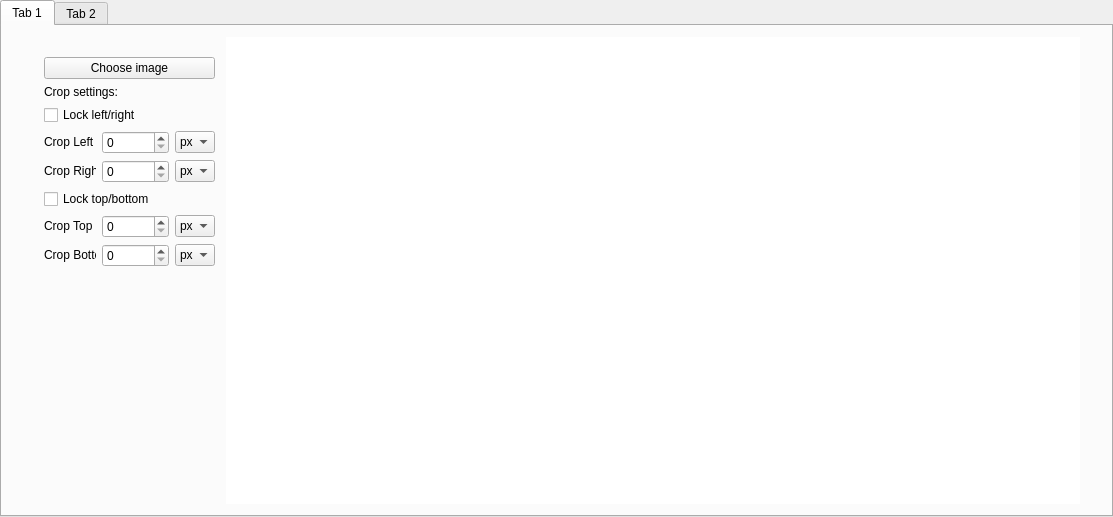
Above: mainwindow.ui from GiteZz/Rasterer before the change. Below: the same form after it.
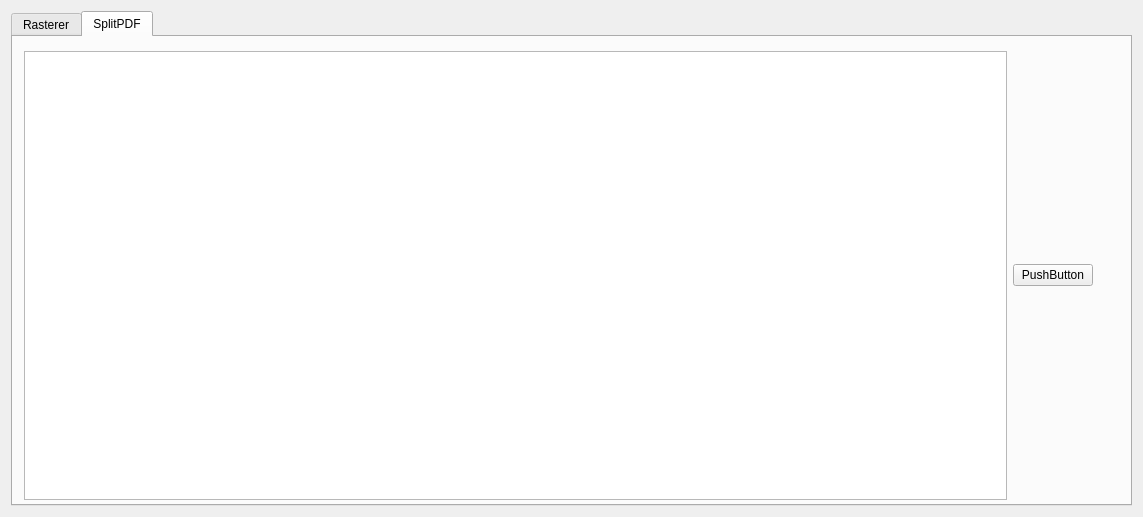
That is the form after the change.

Commit message: split up mainwindow

```diff
--- a/mainwindow.ui
+++ b/mainwindow.ui
@@ -14,23 +14,18 @@
    <string>Rasterer</string>
   </property>
   <widget class="QWidget" name="centralWidget">
+   <layout class="QGridLayout" name="gridLayout_4">
+    <item row="0" column="0">
+     <widget class="QTabWidget" name="MainTab">
+      <property name="currentIndex">
+       <number>1</number>
+      </property>
+      <widget class="QWidget" name="RastererTab">
+       <attribute name="title">
+        <string>Rasterer</string>
+       </attribute>
    <layout class="QGridLayout" name="gridLayout">
-    <property name="leftMargin">
-     <number>0</number>
-    </property>
-    <property name="topMargin">
-     <number>0</number>
-    </property>
-    <property name="rightMargin">
-     <number>0</number>
-    </property>
-    <property name="bottomMargin">
-     <number>0</number>
-    </property>
-    <property name="spacing">
-     <number>0</number>
-    </property>
-    <item row="1" column="0">
+        <item row="0" column="0">
      <widget class="QTabWidget" name="tabWidget">
       <property name="minimumSize">
        <size>
@@ -43,7 +38,7 @@
       </property>
       <widget class="QWidget" name="tab">
        <attribute name="title">
-        <string>Tab 1</string>
+            <string>Image settings</string>
        </attribute>
        <layout class="QGridLayout" name="gridLayout_2">
         <item row="0" column="0">
@@ -361,7 +356,7 @@
       </widget>
       <widget class="QWidget" name="tab_2">
        <attribute name="title">
-        <string>Tab 2</string>
+            <string>PDF settings</string>
        </attribute>
        <layout class="QGridLayout" name="gridLayout_3">
         <item row="0" column="0">
@@ -556,6 +551,47 @@
          </layout>
         </item>
        </layout>
+          </widget>
+         </widget>
+        </item>
+       </layout>
+      </widget>
+      <widget class="QWidget" name="tab_4">
+       <attribute name="title">
+        <string>SplitPDF</string>
+       </attribute>
+       <widget class="QWidget" name="horizontalLayoutWidget">
+        <property name="geometry">
+         <rect>
+          <x>0</x>
+          <y>3</y>
+          <width>1091</width>
+          <height>471</height>
+         </rect>
+        </property>
+        <layout class="QGridLayout" name="gridLayout_5">
+         <property name="sizeConstraint">
+          <enum>QLayout::SetMaximumSize</enum>
+         </property>
+         <item row="0" column="0">
+          <widget class="QGraphicsView" name="graphicsView"/>
+         </item>
+         <item row="0" column="1">
+          <layout class="QVBoxLayout" name="verticalLayout_2">
+           <item>
+            <layout class="QVBoxLayout" name="verticalLayout_4"/>
+           </item>
+           <item>
+            <widget class="QPushButton" name="pushButton">
+             <property name="text">
+              <string>PushButton</string>
+             </property>
+            </widget>
+           </item>
+          </layout>
+         </item>
+        </layout>
+       </widget>
       </widget>
      </widget>
     </item>
```
Lines whose indentation alone changed are shown as unchanged. The commit also changes 3 other files.
